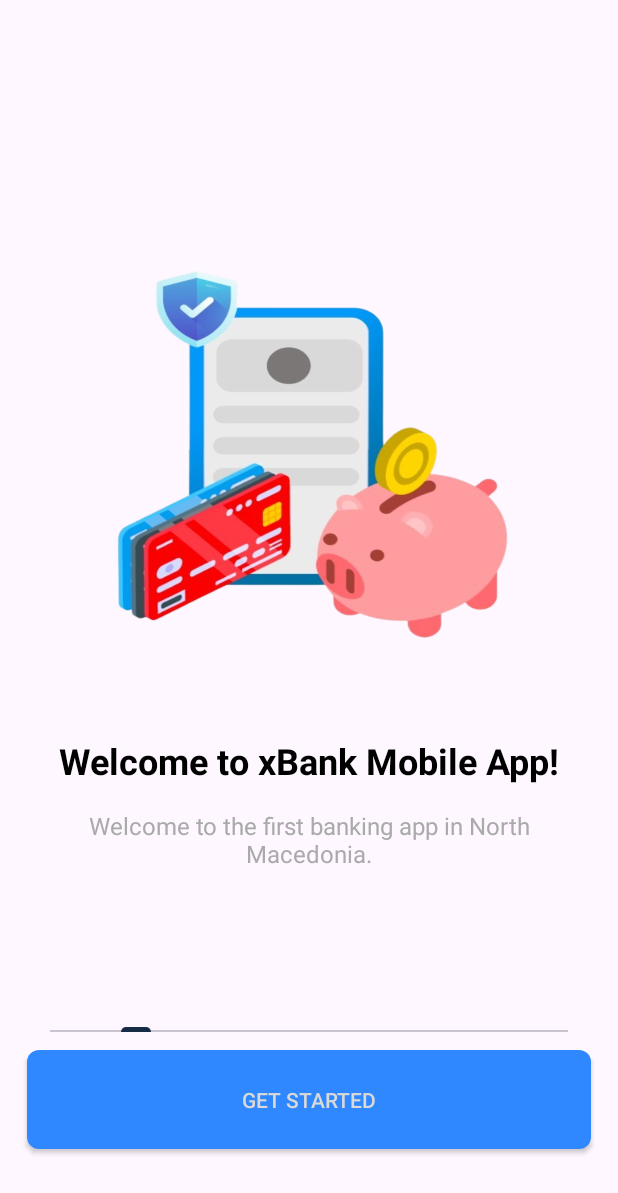
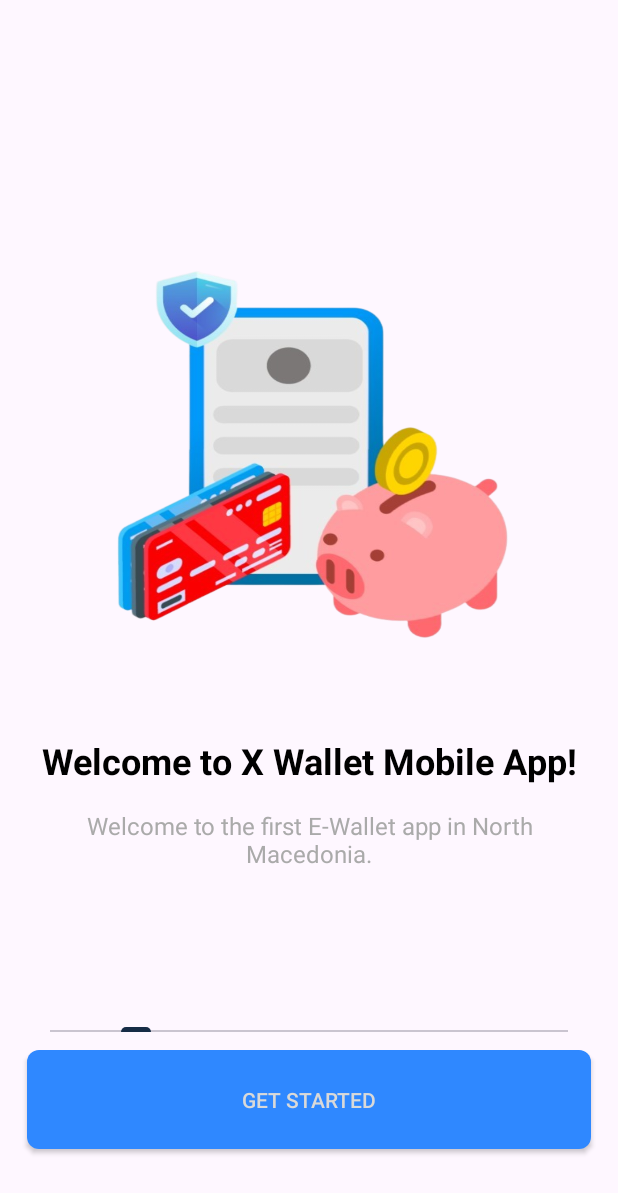
Before and after one commit to Artan0/wallet_app, an Android app: the screen it shows after launch (IntroductionActivity), on a phone screen of 412 x 824 dp. Shown: the top 1193 px of the screen. Run offline under Robolectric (Android 15) with nearby library versions, the phone set to English and light mode, and no system bars; our stand-ins replace Firebase (no records; nobody signed in at launch, a user with empty details on screens opened directly).

Commit message:
removing & adding comments

```diff
--- a/app/src/main/java/com/example/wallet_app/CryptoDetailsActivity.kt
+++ b/app/src/main/java/com/example/wallet_app/CryptoDetailsActivity.kt
@@ -102,7 +102,7 @@ class CryptoDetailsActivity : AppCompatActivity() {
         val amount = amountText.text.toString().toDoubleOrNull() ?: return
         val price = priceText.text.toString().toDoubleOrNull() ?: return
 
-        // Fetch additional information from the API
+        // Fetch information from the API
         CoroutineScope(Dispatchers.IO).launch {
             try {
                 val cryptoDetails = RetrofitClient.cryptoApi.getCryptoById(cryptoId)
@@ -126,7 +126,6 @@ class CryptoDetailsActivity : AppCompatActivity() {
                         val wallet = transaction.get(walletRef).toObject(Wallet::class.java)
 
                         if (wallet != null) {
-                            // Check if the user has enough balance
                             val totalCost = amount * cryptoApiResponse.price
                             if (wallet.balance >= totalCost) {
                                 wallet.balance -= totalCost
--- a/app/src/main/java/com/example/wallet_app/HomeActivity.kt
+++ b/app/src/main/java/com/example/wallet_app/HomeActivity.kt
@@ -52,11 +52,9 @@ class HomeActivity : AppCompatActivity(){
         bottomNavigationView.setOnNavigationItemSelectedListener { menuItem ->
             when (menuItem.itemId) {
                 R.id.home -> {
-                    // Handle Home action
                     true
                 }
                 R.id.wallet -> {
-                    // Handle Wallet action
                     startActivity(Intent(this, WalletActivity::class.java))
                     finish()
                     true
@@ -97,7 +95,6 @@ class HomeActivity : AppCompatActivity(){
 
         usernameText.text = auth.currentUser?.email?.substringBefore('@') ?: "Unknown User"
 
-        // Logout button click listener
         logoutButton.setOnClickListener {
             auth.signOut()
 
@@ -105,7 +102,6 @@ class HomeActivity : AppCompatActivity(){
             startActivity(intent)
             finish()
         }
-        // Retrieve user's wallet information
         retrieveUserWallet()
         fetchData()
     }
--- a/app/src/main/java/com/example/wallet_app/IntroductionActivity.kt
+++ b/app/src/main/java/com/example/wallet_app/IntroductionActivity.kt
@@ -25,7 +25,7 @@ class IntroductionActivity : AppCompatActivity() {
         getStartedButton = findViewById(R.id.getStartedButton)
 
         val fragmentList = listOf(
-            IntroductionFragment("Welcome to xBank Mobile App!", "Welcome to the first banking app in North Macedonia."),
+            IntroductionFragment("Welcome to X Wallet Mobile App!", "Welcome to the first E-Wallet app in North Macedonia."),
             IntroductionFragment("Track all of your transactions.", "Track everything and all of the transactions made."),
             IntroductionFragment("Send money to anywhere.", "Send and receive money to anywhere in the world.")
         )
--- a/app/src/main/java/com/example/wallet_app/LoginActivity.kt
+++ b/app/src/main/java/com/example/wallet_app/LoginActivity.kt
@@ -62,11 +62,9 @@ class LoginActivity : AppCompatActivity() {
                 if (task.isSuccessful) {
                     val user = FirebaseAuth.getInstance().currentUser
                     if (user != null && user.isEmailVerified) {
-                        // Login successful and email is verified
                         Toast.makeText(this, "Login successful", Toast.LENGTH_SHORT).show()
                         navigateToHome()
                     } else {
-                        // Email not verified, send verification email
                         sendEmailVerification()
                     }
                 } else {
@@ -126,7 +124,6 @@ class LoginActivity : AppCompatActivity() {
         auth.signInWithCredential(credential)
             .addOnCompleteListener(this) { task ->
                 if (task.isSuccessful) {
-                    // Sign in success
                     Toast.makeText(this, "Google Sign In successful", Toast.LENGTH_SHORT).show()
                     navigateToHome()
                 } else {
--- a/app/src/main/java/com/example/wallet_app/MainActivity.kt
+++ b/app/src/main/java/com/example/wallet_app/MainActivity.kt
@@ -24,16 +24,12 @@ import com.google.firebase.auth.FirebaseAuth
         bottomNavigationView.setOnNavigationItemSelectedListener { menuItem ->
             when (menuItem.itemId) {
                 R.id.home -> {
-                    // Handle Home action
                     startActivity(Intent(this, HomeActivity::class.java))
                     true
                 }
                 R.id.wallet -> {
-                    // Handle Wallet action
-//                    startActivity(Intent(this, WalletActivity::class.java))
                     true
                 }
-                // Add more cases for other menu items
                 else -> false
             }
         }
--- a/app/src/main/java/com/example/wallet_app/MyFirebaseMessagingService.kt
+++ b/app/src/main/java/com/example/wallet_app/MyFirebaseMessagingService.kt
@@ -23,7 +23,6 @@ class MyFirebaseMessagingService : FirebaseMessagingService() {
         if (remoteMessage.notification !=null){
          generateNotification(remoteMessage.notification!!.title!!, remoteMessage.notification!!.body!!)
 
-            // Save the notification in Firestore
             saveNotificationToFirestore(
                 remoteMessage.notification!!.title!!,
                 remoteMessage.notification!!.body!!
--- a/app/src/main/java/com/example/wallet_app/NotificationActivity.kt
+++ b/app/src/main/java/com/example/wallet_app/NotificationActivity.kt
@@ -62,7 +62,6 @@ class NotificationActivity : AppCompatActivity() {
                         notifications.add(Notification(title, content, timestamp))
                     }
 
-                    // Update the adapter with real notifications
                     notificationAdapter.updateData(notifications)
                 }
                 .addOnFailureListener { exception ->
--- a/app/src/main/java/com/example/wallet_app/RegisterActivity.kt
+++ b/app/src/main/java/com/example/wallet_app/RegisterActivity.kt
@@ -57,14 +57,12 @@ class RegisterActivity : AppCompatActivity() {
                 }
             }
     }
-    // Add this function to generate a unique hexadecimal payId
     private fun generateUniquePayId(): String {
-        // Generate a unique hexadecimal payId with length 6
+        // unique hexadecimal payId with length 6
         val random = (0 until 1679616).random()
         return String.format("%06x", random)
     }
 
-    // Modify the createWalletDocument function
     private fun createUserDocument(user: User) {
         val userId = FirebaseAuth.getInstance().currentUser?.uid
         if (userId != null) {
--- a/app/src/main/java/com/example/wallet_app/TransactionActivity.kt
+++ b/app/src/main/java/com/example/wallet_app/TransactionActivity.kt
@@ -182,7 +182,6 @@ class TransactionActivity : AppCompatActivity() {
                 .addOnSuccessListener { document ->
                     if (document != null && document.exists()) {
                         val wallet = document.toObject(Wallet::class.java)
-                        // Update the UI with the user's balance
                         updateBalance(wallet?.balance ?: 0.0)
                     } else {
                         Log.d("Firestore", "No such document")
@@ -256,7 +255,6 @@ class TransactionActivity : AppCompatActivity() {
                 usernameEditText.setText(scannedPayId)
                 amountEditText.setText(scannedAmount)
 
-                // Initiate the transaction
                 onSendButtonClick(sendButton)
             } else {
                 //  invalid scanned data
--- a/app/src/main/java/com/example/wallet_app/WalletActivity.kt
+++ b/app/src/main/java/com/example/wallet_app/WalletActivity.kt
@@ -56,11 +56,9 @@ class WalletActivity : AppCompatActivity() {
                     true
                 }
                 R.id.home -> {
-                    // Handle Home action
                     startActivity(Intent(this, HomeActivity::class.java))
                     true
                 }
-                // Add more cases for other menu items
                 else -> false
             }
         }
--- a/app/src/main/java/com/example/wallet_app/adapters/NotificationAdapter.kt
+++ b/app/src/main/java/com/example/wallet_app/adapters/NotificationAdapter.kt
@@ -29,7 +29,7 @@ class NotificationAdapter(private var notifications: List<Notification>) :
 
         holder.title.text = notification.title
         holder.content.text = notification.content
-        holder.timestamp.text = notification.timestamp.toString() // Format as needed
+        holder.timestamp.text = notification.timestamp.toString()
     }
 
     override fun getItemCount(): Int {
--- a/app/src/main/java/com/example/wallet_app/fragments/CryptoHoldingsFragment.kt
+++ b/app/src/main/java/com/example/wallet_app/fragments/CryptoHoldingsFragment.kt
@@ -32,7 +32,6 @@ class CryptoHoldingsFragment : Fragment() {
         recyclerView.layoutManager = LinearLayoutManager(context)
         recyclerView.adapter = cryptoHoldingsAdapter
 
-        // Fetch crypto holdings data
         fetchCryptoHoldingsData()
 
         return view
@@ -50,7 +49,6 @@ class CryptoHoldingsFragment : Fragment() {
                         val wallet = document.toObject(Wallet::class.java)
                         val cryptoHoldings = wallet?.cryptoHoldings
                         if (cryptoHoldings != null) {
-                            // Update the UI with the user's crypto holdings
                             updateCryptoHoldingsUI(cryptoHoldings)
                         } else {
                             Log.d("Firestore", "Crypto holdings is null")
--- a/app/src/main/java/com/example/wallet_app/fragments/TransactionHistoryFragment.kt
+++ b/app/src/main/java/com/example/wallet_app/fragments/TransactionHistoryFragment.kt
@@ -38,7 +38,6 @@ class TransactionHistoryFragment : Fragment() {
         recyclerView.layoutManager = LinearLayoutManager(context)
         recyclerView.adapter = transactionHistoryAdapter
 
-        // Fetch transaction history data and update the adapter
         fetchTransactionHistory()
 
         return view
@@ -61,7 +60,6 @@ class TransactionHistoryFragment : Fragment() {
                     }
                 } catch (e: Exception) {
                     e.printStackTrace()
-                    // Handle error
                 }
             }
         }
--- a/app/src/main/res/layout/dialog_add_card.xml
+++ b/app/src/main/res/layout/dialog_add_card.xml
@@ -4,7 +4,6 @@
     android:layout_height="wrap_content"
     android:orientation="vertical">
 
-    <!-- Add input fields for card details (e.g., card number, expiration date, CVV) -->
 
     <Button
         android:id="@+id/submitCardButton"
--- a/app/src/main/res/layout/notification_item_layout.xml
+++ b/app/src/main/res/layout/notification_item_layout.xml
@@ -1,4 +1,3 @@
-<!-- res/layout/notification_item_layout.xml -->
 <LinearLayout
     xmlns:android="http://schemas.android.com/apk/res/android"
     android:layout_width="match_parent"
```
Also changed, not shown: app/src/main/java/com/example/wallet_app/adapters/CryptoAdapter.kt (+4 -6 lines).
